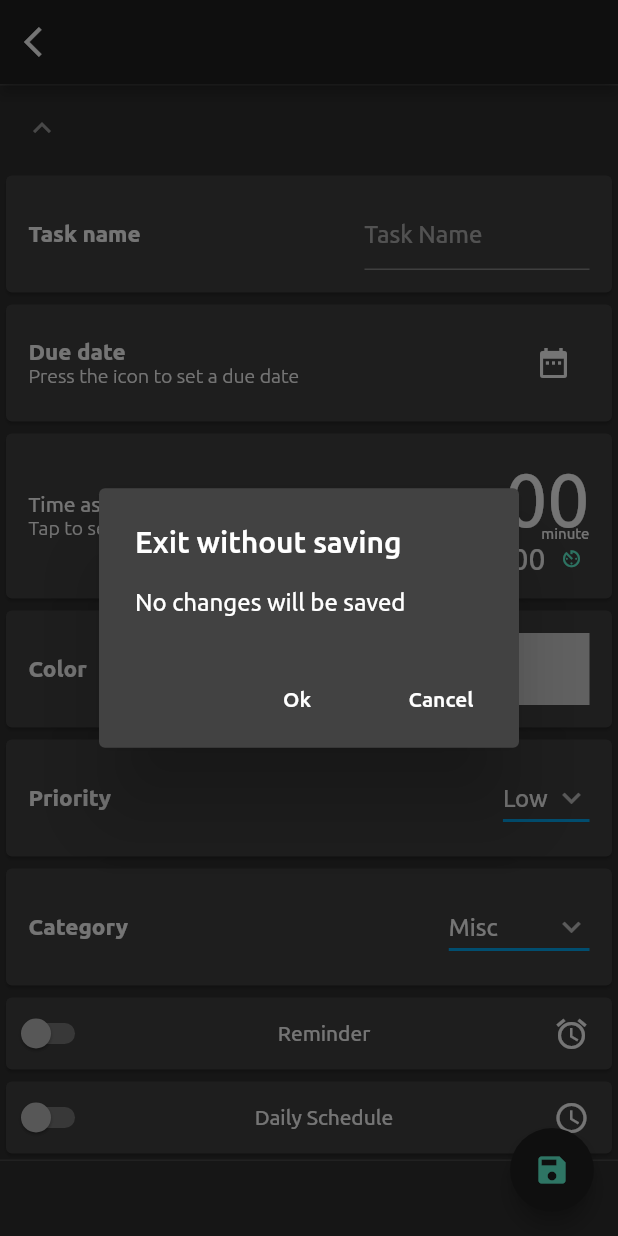
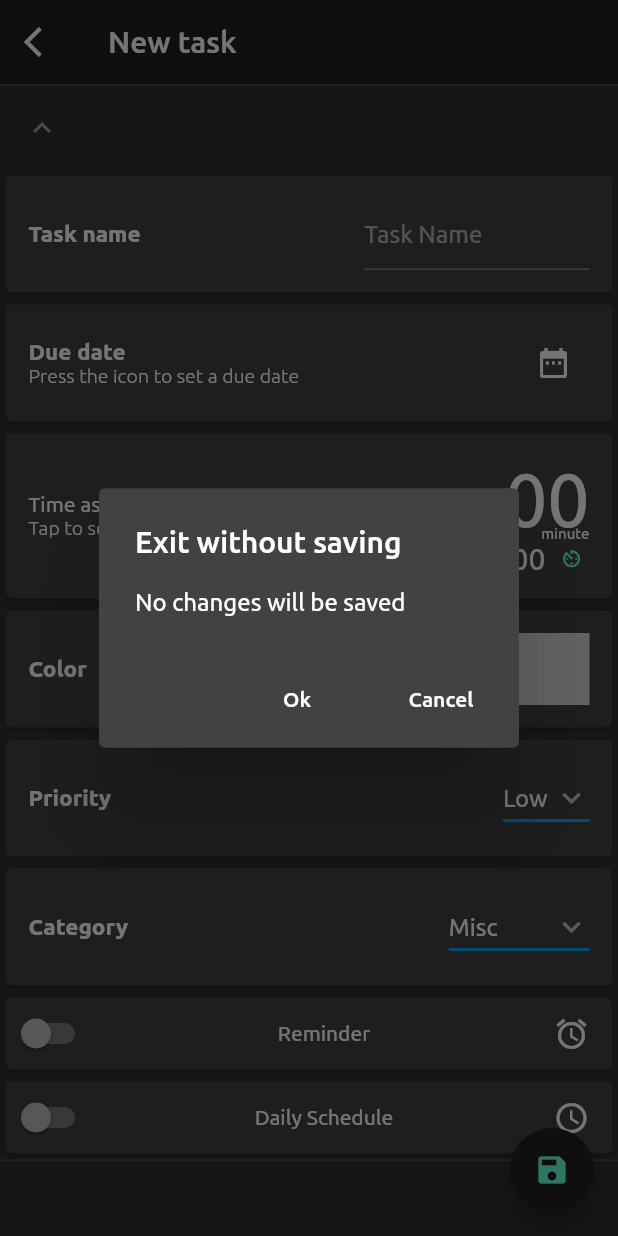
Before and after one commit to Ismalf/my_time, a Flutter app: the NewActivity screen opened by its route, after a tap on the "arrow back ios" icon, on a phone screen of 412 x 824 dp. Run offline on Flutter 3.47's test engine with Material 2 defaults, Android fonts, the phone set to English and light mode, and no system bars; our stand-ins replace sembast; missing offline and left inert: dart:ffi, flutter_circular_chart, flutter_material_color_picker, flutter_picker, flutter_reorderable_list, icon_shadow; generated files the repository leaves out were written again; statements that could not run were skipped; project files that could hold a hidden picture were left out.

Commit message:
light/dark theme mode added

```diff
--- a/lib/BL/dataholder.dart
+++ b/lib/BL/dataholder.dart
@@ -3,16 +3,16 @@ import 'dart:collection';
 
 import 'package:flutter/material.dart';
 import 'package:my_time/BL/common.dart';
+import 'package:my_time/Data/AppSettings/settings.dart';
 import 'package:my_time/Data/Daos/dailySet_dao.dart';
 import 'package:my_time/Data/Models/activity_model.dart';
 import 'package:my_time/Data/Models/daily_set.dart';
 
 class StateContainer extends StatefulWidget {
   final Widget child;
-  StateContainer({
-    Key key,
-    this.child,
-  }) : super(key: key);
+  final ValueChanged onThemeChange;
+
+  StateContainer({Key key, this.child, this.onThemeChange}) : super(key: key);
 
   static StateContainerState of(BuildContext context) {
     return (context.dependOnInheritedWidgetOfExactType<InheritedContainer>())
@@ -26,6 +26,8 @@ class StateContainer extends StatefulWidget {
 class StateContainerState extends State<StateContainer> {
   DailySetList _sets;
 
+  var _theme = StreamController.broadcast(onListen: () => print('listening'));
+
   Map<int, String> _keys = Map();
 
   Map<int, StreamController> _controllers = Map();
@@ -35,6 +37,14 @@ class StateContainerState extends State<StateContainer> {
   DailySet _todaySet;
   DailySet _yesterdaySet;
   DailySet _tomorrowSet;
+
+  /// App Settings
+
+  AppSettings _settings;
+
+  Stream getThemeStream() {
+    return _theme.stream;
+  }
 
   void setTodaySet(DailySet x) {
     _todaySet = x;
@@ -173,10 +183,20 @@ class StateContainerState extends State<StateContainer> {
     //TODO save to DB once set is updated
   }
 
+  AppSettings getSettings() {
+    return _settings;
+  }
+
+  void setDarkMode(val) {
+    setState(()=>_settings.setDarkMode(val));
+    _theme.add(val ? Brightness.dark : Brightness.light);
+  }
+
   @override
   void initState() {
     super.initState();
     //load sets from db
+    _settings = AppSettings();
   }
 
   @override
--- /dev/null
+++ b/lib/Data/AppSettings/settings.dart
@@ -0,0 +1,13 @@
+
+
+class AppSettings {
+  bool _isDark = true;
+
+  setDarkMode(val) {
+    _isDark = val;
+  }
+
+  isDark() {
+    return _isDark;
+  }
+}
--- a/lib/Data/Routes/routes.dart
+++ b/lib/Data/Routes/routes.dart
@@ -1,9 +1,11 @@
 import 'package:my_time/Pages/activity_detail.dart';
 import 'package:my_time/Pages/home.dart';
 import 'package:my_time/Pages/new_activity.dart';
+import 'package:my_time/Pages/settings_page.dart';
 
 var appRoutes = {
   '/': (context) => MyTimeHomePage(title: 'hey'),
   '/activity_detail': (context) => ActivityDetail(),
-  '/new_activity': (context) => NewActivity()
+  '/new_activity': (context) => NewActivity(),
+  '/settings':(context)=>SettingsPage()
 };
--- a/lib/Pages/new_activity.dart
+++ b/lib/Pages/new_activity.dart
@@ -22,11 +22,13 @@ class _NewActivity extends State<NewActivity> {
 
   @override
   Widget build(BuildContext context) {
+    var _gData = StateContainer.of(context);
     _ds = StateContainer.of(context).getTodaySet();
     // TODO: implement build
     return Scaffold(
       appBar: AppBar(
         automaticallyImplyLeading: true,
+        title: Text('New task'),
         leading: IconButton(
           icon: Icon(Icons.arrow_back_ios),
           onPressed: () => Commons()
@@ -36,6 +38,12 @@ class _NewActivity extends State<NewActivity> {
             if (value) Navigator.of(context).pop();
           }),
         ),
+        elevation: 0.0,
+        brightness:
+            _gData.getSettings().isDark() ? Brightness.dark : Brightness.light,
+        backgroundColor: _gData.getSettings().isDark()
+            ? Theme.of(context).primaryColor
+            : Colors.white,
       ),
       body: ListView(
         children: <Widget>[
```
Also changed, not shown: lib/Pages/Widgets/daily_pie_chart.dart (+6 -2 lines), lib/Pages/activity_detail.dart (+8 -6 lines), lib/Pages/home.dart (+21 -7 lines), lib/Pages/settings_page.dart (added, +87 -0 lines), lib/main.dart (+43 -3 lines).
